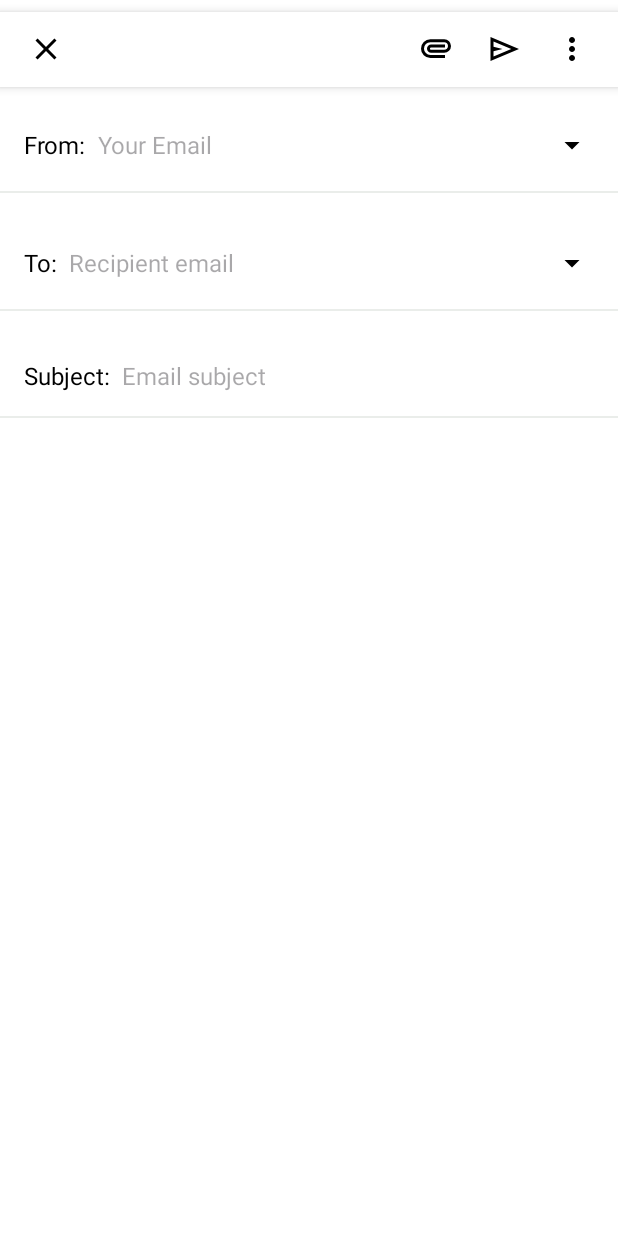
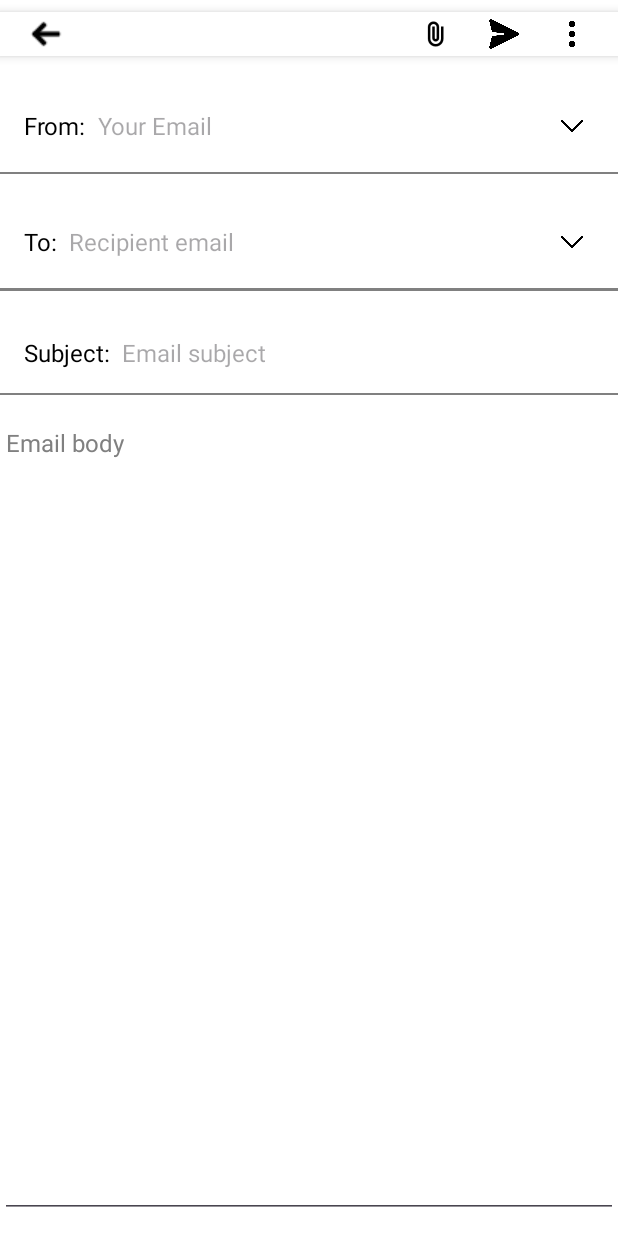
Before and after one commit to minhnguyenquang1709/android-email-client, an Android app: the layout activity_write.xml on its own in the app's theme, with its tools: preview values and no code run, on a phone screen of 412 x 824 dp. Run offline under Robolectric (Android 15) with nearby library versions, the phone set to English and light mode, and no system bars.

Commit message:
Write Email (still cant send)

```diff
--- a/app/src/main/java/vn/edu/usth/email/Activity/LoginActivity.java
+++ b/app/src/main/java/vn/edu/usth/email/Activity/LoginActivity.java
@@ -1,4 +1,6 @@
 package vn.edu.usth.email.Activity;
+
+
 
 import android.content.Intent;
 import android.os.Bundle;
--- a/app/src/main/java/vn/edu/usth/email/Activity/MainActivity.java
+++ b/app/src/main/java/vn/edu/usth/email/Activity/MainActivity.java
@@ -47,7 +47,7 @@ public class MainActivity extends AppCompatActivity {
         FragmentManager fragmentManager = getSupportFragmentManager();
         FragmentTransaction fragmentTransaction = fragmentManager.beginTransaction();
         WriteActivity writeFragment = new WriteActivity();
-        fragmentTransaction.replace(R.id.fragment_container, writeFragment);
+//        fragmentTransaction.replace(R.id.fragment_container, WriteActivity);
         fragmentTransaction.commit();
     }
 
--- a/app/src/main/res/drawable/arrow_drop_down_24dp_666666_fill0_wght400_grad0_opsz24.xml
+++ /dev/null
@@ -1,9 +0,0 @@
-<vector xmlns:android="http://schemas.android.com/apk/res/android"
-    android:width="24dp"
-    android:height="24dp"
-    android:viewportWidth="960"
-    android:viewportHeight="960">
-  <path
-      android:pathData="M480,600 L280,400h400L480,600Z"
-      android:fillColor="#666666"/>
-</vector>
--- a/app/src/main/res/drawable/attachment_24dp_666666_fill0_wght400_grad0_opsz24.xml
+++ /dev/null
@@ -1,9 +0,0 @@
-<vector xmlns:android="http://schemas.android.com/apk/res/android"
-    android:width="24dp"
-    android:height="24dp"
-    android:viewportWidth="960"
-    android:viewportHeight="960">
-  <path
-      android:pathData="M330,720q-104,0 -177,-73T80,470q0,-104 73,-177t177,-73h370q75,0 127.5,52.5T880,400q0,75 -52.5,127.5T700,580L350,580q-46,0 -78,-32t-32,-78q0,-46 32,-78t78,-32h370v80L350,440q-13,0 -21.5,8.5T320,470q0,13 8.5,21.5T350,500h350q42,-1 71,-29.5t29,-70.5q0,-42 -29,-71t-71,-29L330,300q-71,-1 -120.5,49T160,470q0,70 49.5,119T330,640h390v80L330,720Z"
-      android:fillColor="#666666"/>
-</vector>
--- a/app/src/main/res/drawable/close_24dp_666666_fill0_wght400_grad0_opsz24.xml
+++ /dev/null
@@ -1,9 +0,0 @@
-<vector xmlns:android="http://schemas.android.com/apk/res/android"
-    android:width="24dp"
-    android:height="24dp"
-    android:viewportWidth="960"
-    android:viewportHeight="960">
-  <path
-      android:pathData="m256,760 l-56,-56 224,-224 -224,-224 56,-56 224,224 224,-224 56,56 -224,224 224,224 -56,56 -224,-224 -224,224Z"
-      android:fillColor="#666666"/>
-</vector>
--- a/app/src/main/res/drawable/more_vert_24dp_666666_fill0_wght400_grad0_opsz24.xml
+++ /dev/null
@@ -1,9 +0,0 @@
-<vector xmlns:android="http://schemas.android.com/apk/res/android"
-    android:width="24dp"
-    android:height="24dp"
-    android:viewportWidth="960"
-    android:viewportHeight="960">
-  <path
-      android:pathData="M480,800q-33,0 -56.5,-23.5T400,720q0,-33 23.5,-56.5T480,640q33,0 56.5,23.5T560,720q0,33 -23.5,56.5T480,800ZM480,560q-33,0 -56.5,-23.5T400,480q0,-33 23.5,-56.5T480,400q33,0 56.5,23.5T560,480q0,33 -23.5,56.5T480,560ZM480,320q-33,0 -56.5,-23.5T400,240q0,-33 23.5,-56.5T480,160q33,0 56.5,23.5T560,240q0,33 -23.5,56.5T480,320Z"
-      android:fillColor="#666666"/>
-</vector>
--- a/app/src/main/res/drawable/send_24dp_666666_fill0_wght400_grad0_opsz24.xml
+++ /dev/null
@@ -1,9 +0,0 @@
-<vector xmlns:android="http://schemas.android.com/apk/res/android"
-    android:width="24dp"
-    android:height="24dp"
-    android:viewportWidth="960"
-    android:viewportHeight="960">
-  <path
-      android:pathData="M120,800v-640l760,320 -760,320ZM200,680 L674,480 200,280v140l240,60 -240,60v140ZM200,680v-400,400Z"
-      android:fillColor="#666666"/>
-</vector>
--- a/app/src/main/res/layout/activity_write.xml
+++ b/app/src/main/res/layout/activity_write.xml
@@ -12,7 +12,7 @@
     <RelativeLayout
         android:id="@+id/title_bar"
         android:layout_width="match_parent"
-        android:layout_height="50dp"
+        android:layout_height="wrap_content"
         android:layout_marginTop="@dimen/marginTop"
         android:background="@color/white"
         android:elevation="@dimen/elevation"
@@ -20,11 +20,11 @@
 
         <!-- Back button (arrow) -->
         <ImageButton
-            android:id="@+id/close_btn"
+            android:id="@+id/back_arrow"
             android:layout_width="@dimen/layoutWidth"
             android:layout_height="@dimen/layoutHeight"
             android:layout_marginStart="@dimen/layoutMarginStart"
-            android:src="@drawable/close_24dp_666666_fill0_wght400_grad0_opsz24"
+            android:src="@drawable/back_arrow"
             android:background="?attr/selectableItemBackgroundBorderless"
             android:contentDescription="@string/back"
             app:tint="#000000"
@@ -40,7 +40,7 @@
             android:layout_marginEnd="@dimen/layoutMarginStart"
             android:background="?attr/selectableItemBackgroundBorderless"
             android:contentDescription="@string/more_option"
-            android:src="@drawable/more_vert_24dp_666666_fill0_wght400_grad0_opsz24"
+            android:src="@drawable/dots"
             app:tint="#000000"
             android:layout_centerVertical="true"/>
 
@@ -52,7 +52,7 @@
             android:layout_toStartOf="@id/more_options_button"
             android:layout_marginEnd="@dimen/layoutMarginStart"
             android:background="?attr/selectableItemBackgroundBorderless"
-            android:src="@drawable/send_24dp_666666_fill0_wght400_grad0_opsz24"
+            android:src="@drawable/sending"
             android:contentDescription="@string/send_mail"
             app:tint="#000000"
             android:layout_centerVertical="true"/>
@@ -65,18 +65,12 @@
             android:layout_toStartOf="@id/send_email_button"
             android:layout_marginEnd="@dimen/layoutMarginStart"
             android:background="?attr/selectableItemBackgroundBorderless"
-            android:src="@drawable/attachment_24dp_666666_fill0_wght400_grad0_opsz24"
+            android:src="@drawable/link2"
             android:contentDescription="@string/add_file"
             app:tint="#000000"
             android:layout_centerVertical="true"/>
 
     </RelativeLayout>
-
-    <LinearLayout
-        android:layout_width="match_parent"
-        android:layout_height="wrap_content"
-        android:orientation="vertical"
-        android:paddingTop="50dp">
 
     <!-- From Email Field -->
     <LinearLayout
@@ -106,7 +100,7 @@
             android:layout_marginStart="@dimen/yourLayoutMarginStart"
             android:layout_weight="1"
             android:hint="@string/your_email"
-                android:textColor="@color/dark_gray"
+            android:textColor="#000000"
             android:textSize="@dimen/textSizeEmail"
             android:layout_marginTop="@dimen/layoutMarginTop"
             android:inputType="textEmailAddress"
@@ -117,16 +111,17 @@
             android:layout_width="@dimen/layoutWidth"
             android:layout_height="@dimen/layoutHeight"
             android:background="?attr/selectableItemBackgroundBorderless"
-                android:src="@drawable/arrow_drop_down_24dp_666666_fill0_wght400_grad0_opsz24"
+            android:src="@drawable/arrow_down"
             android:contentDescription="@string/drop_down"
             app:tint="#000000"/>
-
     </LinearLayout>
 
+    <!-- Separator Line -->
     <View
         android:layout_width="match_parent"
-            android:layout_height="1dp"
-            android:background="@color/gray" />
+        android:layout_height="@dimen/viewHeight"
+        android:background="@color/dark_gray"
+        app:layout_constraintTop_toBottomOf="@id/from_email" />
 
     <!-- To Email Field -->
     <LinearLayout
@@ -156,7 +151,7 @@
             android:layout_marginStart="@dimen/yourLayoutMarginStart"
             android:layout_weight="1"
             android:hint="@string/recipient_email"
-                android:textColor="@color/dark_gray"
+            android:textColor="#000000"
             android:textSize="@dimen/textSizeEmail"
             android:layout_marginTop="@dimen/layoutMarginTop"
             android:inputType="textEmailAddress"
@@ -167,15 +162,17 @@
             android:layout_width="@dimen/layoutWidth"
             android:layout_height="@dimen/layoutHeight"
             android:background="?attr/selectableItemBackgroundBorderless"
-                android:src="@drawable/arrow_drop_down_24dp_666666_fill0_wght400_grad0_opsz24"
+            android:src="@drawable/arrow_down"
             android:contentDescription="@string/drop_down"
             app:tint="#000000"/>
     </LinearLayout>
 
+    <!-- Separator Line -->
     <View
         android:layout_width="match_parent"
-            android:layout_height="1dp"
-            android:background="@color/gray" />
+        android:layout_height="@dimen/toViewHeight"
+        android:background="@color/dark_gray"
+        app:layout_constraintTop_toBottomOf="@id/to_email" />
 
     <!-- Subject Field -->
     <LinearLayout
@@ -205,15 +202,17 @@
             android:layout_marginStart="@dimen/yourLayoutMarginStart"
             android:layout_weight="1"
             android:hint="@string/hint"
-                android:textColor="@color/dark_gray"
+            android:textColor="@color/black"
             android:textSize="@dimen/textSizeEmail"
             android:background="@null"/>
     </LinearLayout>
 
+    <!-- Separator Line -->
     <View
         android:layout_width="match_parent"
-            android:layout_height="1dp"
-            android:background="@color/gray" />
+        android:layout_height="@dimen/viewHeight"
+        android:background="@color/dark_gray"
+        app:layout_constraintTop_toBottomOf="@id/subject_email" />
 
     <!-- Email Body Field -->
     <EditText
@@ -230,10 +229,5 @@
         android:textColor="@color/black"
         android:gravity="top"
         android:textSize="@dimen/textSizeEmail"
-            android:padding="@dimen/marginStart"
-            android:background="@null"
-            android:inputType="textMultiLine"
-            android:lines="10"/>
-    </LinearLayout>
-
+        android:hint="@string/email_body_hint"/>
 </androidx.constraintlayout.widget.ConstraintLayout>
--- a/app/src/main/res/values/colors.xml
+++ b/app/src/main/res/values/colors.xml
@@ -17,7 +17,7 @@
     <color name="switch_settings_label">#99000000</color>
     <color name="green">#FF2CD747</color>
     <color name="red_icon_bg">#FFFFDDDD</color>
-
+    <color name="blue_text">#4361ee</color>
     <color name="tab_icon_default">#FF611717</color>
     <color name="tab_icon_active">#FFE13535</color>
 
--- a/app/src/main/res/values/dimension.xml
+++ b/app/src/main/res/values/dimension.xml
@@ -53,4 +53,7 @@
     <dimen name="layoutMarginTop">3dp</dimen>
     <dimen name="textSizeEmail">16sp</dimen>
     <dimen name="yourLayoutMarginStart">8dp</dimen>
+    <dimen name="viewHeight">1dp</dimen>
+    <dimen name="toViewHeight">2dp</dimen>
+
 </resources>
--- a/app/src/main/res/values/strings.xml
+++ b/app/src/main/res/values/strings.xml
@@ -114,4 +114,9 @@ Lorem ipsum dolor sit amet, consectetur adipiscing elit, sed do eiusmod tempor i
     <string name="recipient_email">Recipient email</string>
     <string name="your_email">Your Email</string>
     <string name="drop_down">Dropdown</string>
+    <string name="email_body_hint">Email body</string>
+
+    <string name="client_id">1090608125846-qon86vtqa3srhekp2i8cqvctmderk2gm.apps.googleusercontent.com</string>
+    <string name="init_message1">You can now add all your gmail addresses.</string>
+    <string name="init_message2">Add a gmail address</string>
 </resources>
--- a/gradle/libs.versions.toml
+++ b/gradle/libs.versions.toml
@@ -12,6 +12,7 @@ activity = "1.8.0"
 constraintlayout = "2.1.4"
 materialVersion = "1.5.0"
 playServicesAuth = "21.2.0"
+googleid = "1.1.1"
 
 [libraries]
 android-activation = { module = "com.sun.mail:android-activation", version.ref = "androidMail" }
@@ -28,6 +29,7 @@ activity = { group = "androidx.activity", name = "activity", version.ref = "acti
 constraintlayout = { group = "androidx.constraintlayout", name = "constraintlayout", version.ref = "constraintlayout" }
 material-v150 = { module = "com.google.android.material:material", version.ref = "materialVersion" }
 play-services-auth = { module = "com.google.android.gms:play-services-auth", version.ref = "playServicesAuth" }
+googleid = { group = "com.google.android.libraries.identity.googleid", name = "googleid", version.ref = "googleid" }
 
 [plugins]
 android-application = { id = "com.android.application", version.ref = "agp" }
```
Also changed, not shown: app/build.gradle.kts (+14 -0 lines), app/src/main/AndroidManifest.xml (+25 -26 lines), app/src/main/java/vn/edu/usth/email/Activity/AuthActivity.java (added, +385 -0 lines), app/src/main/java/vn/edu/usth/email/Activity/WriteActivity.java (+44 -10 lines), app/src/main/res/drawable/ic_baseline_star_border_24.xml (deleted, +0 -10 lines), app/src/main/res/layout/activity_auth.xml (added, +56 -0 lines), app/src/main/res/drawable-hdpi/link2.png (added), app/src/main/res/drawable-hdpi/send2.jpg (added). Lines whose indentation alone changed are shown as unchanged.
